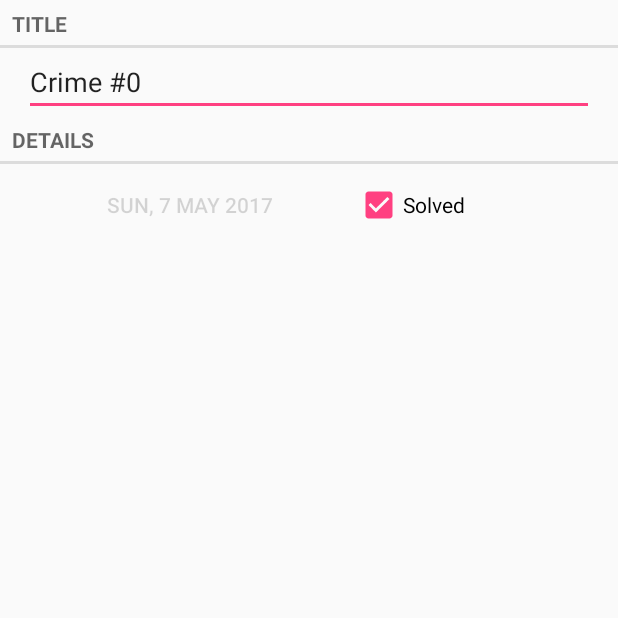
After one commit to rickyrattlesnake/criminalintent, an Android app: the CrimePagerActivity screen opened directly, with no data from a screen before it, on a phone screen of 412 x 824 dp, the top half of it. The commit adds this screen. Run offline under Robolectric (Android 15) with nearby library versions, the phone set to English and light mode, and no system bars.

Commit message:
added sliding details navigation

```diff
--- a/app/src/main/AndroidManifest.xml
+++ b/app/src/main/AndroidManifest.xml
@@ -16,7 +16,7 @@
                 <category android:name="android.intent.category.LAUNCHER" />
             </intent-filter>
         </activity>
-        <activity android:name=".CrimeActivity"
+        <activity android:name=".CrimePagerActivity"
             android:label="@string/app_name">
         </activity>
     </application>
--- a/app/src/main/java/com/rattlesnake/criminalintent/CrimeFragment.java
+++ b/app/src/main/java/com/rattlesnake/criminalintent/CrimeFragment.java
@@ -66,6 +66,7 @@ public class CrimeFragment extends Fragment {
     }
 
     private void registerChange(){
+        //TODO: bug here with ViewPager
         mCrimeChanged = true;
         Intent data = new Intent()
                 .putExtra(EXTRA_CRIME_CHANGED, mCrimeChanged)
--- a/app/src/main/java/com/rattlesnake/criminalintent/CrimeListActivity.java
+++ b/app/src/main/java/com/rattlesnake/criminalintent/CrimeListActivity.java
@@ -1,6 +1,5 @@
 package com.rattlesnake.criminalintent;
 
-import android.content.Intent;
 import android.support.v4.app.Fragment;
 
 public class CrimeListActivity extends SingleFragmentActivity{
--- a/app/src/main/java/com/rattlesnake/criminalintent/CrimeListFragment.java
+++ b/app/src/main/java/com/rattlesnake/criminalintent/CrimeListFragment.java
@@ -88,8 +88,8 @@ public class CrimeListFragment extends Fragment {
 
         @Override
         public void onClick(View v){
-            startActivityForResult(CrimeActivity.createIntent(getActivity(), mCrime.getId()),
-                                   CRIME_REQUEST_CODE);
+            Intent i = CrimePagerActivity.newIntent(getActivity(), mCrime.getId());
+            startActivityForResult(i, CRIME_REQUEST_CODE);
         }
     }
 
--- /dev/null
+++ b/app/src/main/java/com/rattlesnake/criminalintent/CrimePagerActivity.java
@@ -0,0 +1,56 @@
+package com.rattlesnake.criminalintent;
+
+import android.content.Context;
+import android.content.Intent;
+import android.os.Bundle;
+import android.support.v4.app.Fragment;
+import android.support.v4.app.FragmentActivity;
+import android.support.v4.app.FragmentManager;
+import android.support.v4.app.FragmentStatePagerAdapter;
+import android.support.v4.view.PagerAdapter;
+import android.support.v4.view.ViewPager;
+
+import java.util.List;
+import java.util.UUID;
+
+public class CrimePagerActivity extends FragmentActivity {
+    private static final String CRIME_ID_EXTRA = "com.rattlesnake.criminalintent.crime_uid";
+    private List<Crime> mCrimes;
+    private ViewPager mViewPager;
+
+    @Override
+    protected void onCreate(Bundle savedInstanceState) {
+        super.onCreate(savedInstanceState);
+        setContentView(R.layout.activity_crime_pager);
+
+
+        UUID selectedCrimeId = (UUID) getIntent().getSerializableExtra(CRIME_ID_EXTRA);
+        mCrimes = CrimeLab.get(this).getCrimes();
+        mViewPager = (ViewPager) findViewById(R.id.activity_crime_pager_view_pager);
+        FragmentManager fm = getSupportFragmentManager();
+        mViewPager.setAdapter(new FragmentStatePagerAdapter(fm) {
+            @Override
+            public Fragment getItem(int position) {
+                return CrimeFragment.newInstance(mCrimes.get(position).getId());
+            }
+
+            @Override
+            public int getCount() {
+                return mCrimes.size();
+            }
+        });
+
+        for (int i=0; i < mCrimes.size(); i++){
+            if(mCrimes.get(i).getId().equals(selectedCrimeId)){
+                mViewPager.setCurrentItem(i);
+                break;
+            }
+        }
+    }
+
+    public static Intent newIntent(Context context, UUID crimeId){
+        Intent i = new Intent(context, CrimePagerActivity.class);
+        i.putExtra(CRIME_ID_EXTRA, crimeId);
+        return i;
+    }
+}
--- a/app/src/main/java/com/rattlesnake/criminalintent/SingleFragmentActivity.java
+++ b/app/src/main/java/com/rattlesnake/criminalintent/SingleFragmentActivity.java
@@ -21,7 +21,6 @@ public abstract class SingleFragmentActivity extends FragmentActivity {
             fm.beginTransaction()
                 .add(R.id.fragment_container, fragment)
                 .commit();
-
         }
     }
 }
--- /dev/null
+++ b/app/src/main/res/layout/activity_crime_pager.xml
@@ -0,0 +1,8 @@
+<?xml version="1.0" encoding="utf-8"?>
+<android.support.v4.view.ViewPager
+    xmlns:android="http://schemas.android.com/apk/res/android"
+    android:id="@+id/activity_crime_pager_view_pager"
+    android:layout_width="match_parent"
+    android:layout_height="match_parent">
+
+</android.support.v4.view.ViewPager>
```
Also changed, not shown: app/src/main/java/com/rattlesnake/criminalintent/CrimeActivity.java (deleted, +0 -23 lines).
